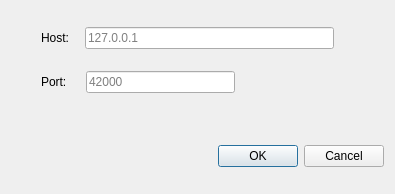
Above: get_host_info.ui from damianbb/simple_gui before the change. Below: the same form after it.
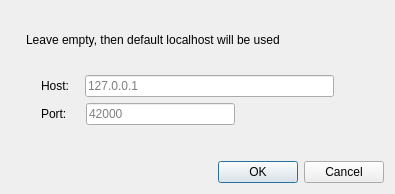
That is the form after the change.

Commit message: localhost info

Patch:
```diff
--- a/get_host_info.ui
+++ b/get_host_info.ui
@@ -17,6 +17,33 @@
    <bool>false</bool>
   </property>
   <layout class="QVBoxLayout">
+   <item>
+    <layout class="QHBoxLayout" name="horizontalLayout">
+     <item>
+      <spacer name="horizontalSpacer_7">
+       <property name="orientation">
+        <enum>Qt::Horizontal</enum>
+       </property>
+       <property name="sizeType">
+        <enum>QSizePolicy::Maximum</enum>
+       </property>
+       <property name="sizeHint" stdset="0">
+        <size>
+         <width>15</width>
+         <height>20</height>
+        </size>
+       </property>
+      </spacer>
+     </item>
+     <item>
+      <widget class="QLabel" name="label_3">
+       <property name="text">
+        <string>Leave empty, then default localhost will be used</string>
+       </property>
+      </widget>
+     </item>
+    </layout>
+   </item>
    <item>
     <layout class="QHBoxLayout" name="horizontalLayout_2">
      <item>
```
The commit also changes 1 other file.
